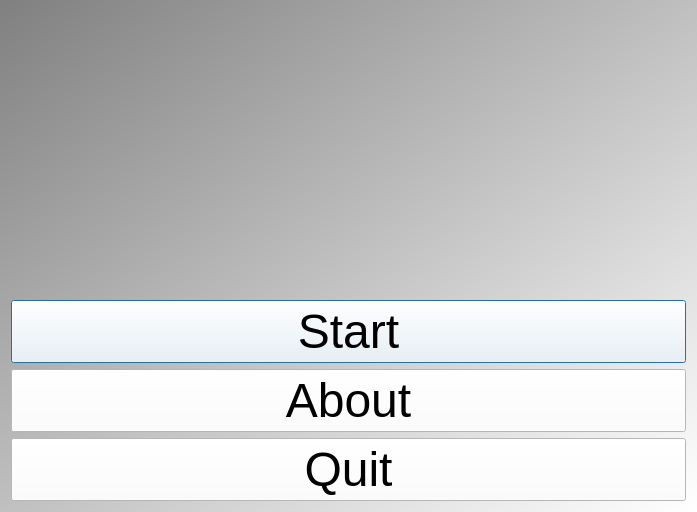
Old version of the form Tools/ToolStochasticityInspector/qtstochasticityinspectormenudialog.ui in the repository richelbilderbeek/ProjectRichelBilderbeek.
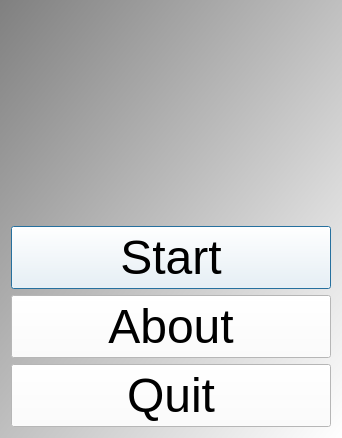
New version of the form. Icons and pictures are not drawn.

```diff
--- a/Tools/ToolStochasticityInspector/qtstochasticityinspectormenudialog.ui
+++ b/Tools/ToolStochasticityInspector/qtstochasticityinspectormenudialog.ui
@@ -6,8 +6,8 @@
    <rect>
     <x>0</x>
     <y>0</y>
-    <width>697</width>
-    <height>512</height>
+    <width>342</width>
+    <height>438</height>
    </rect>
   </property>
   <property name="font">
```
Left out of the diff: 10 changed lines with no effect on the pictures.
